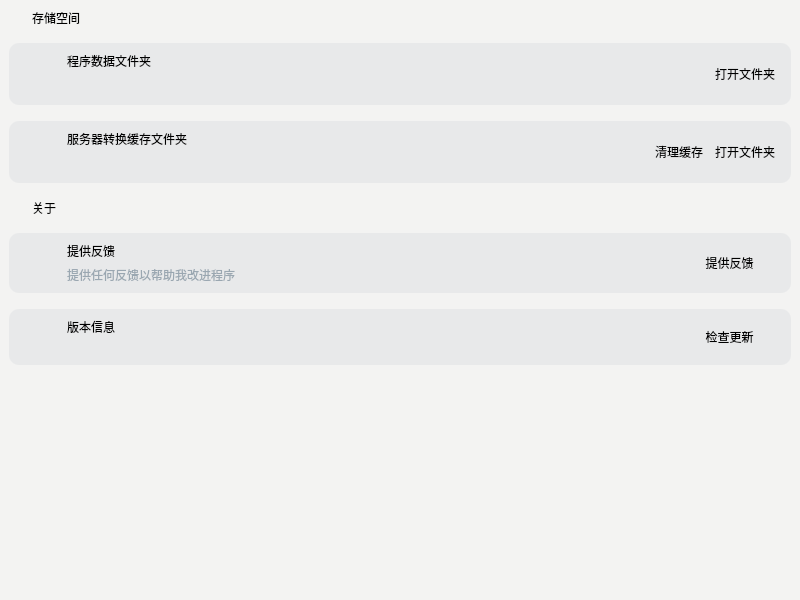
This is app/resource/Pages/setting.ui in animcw/AIYOU as Qt 5 draws it before an edit. The edited form follows.
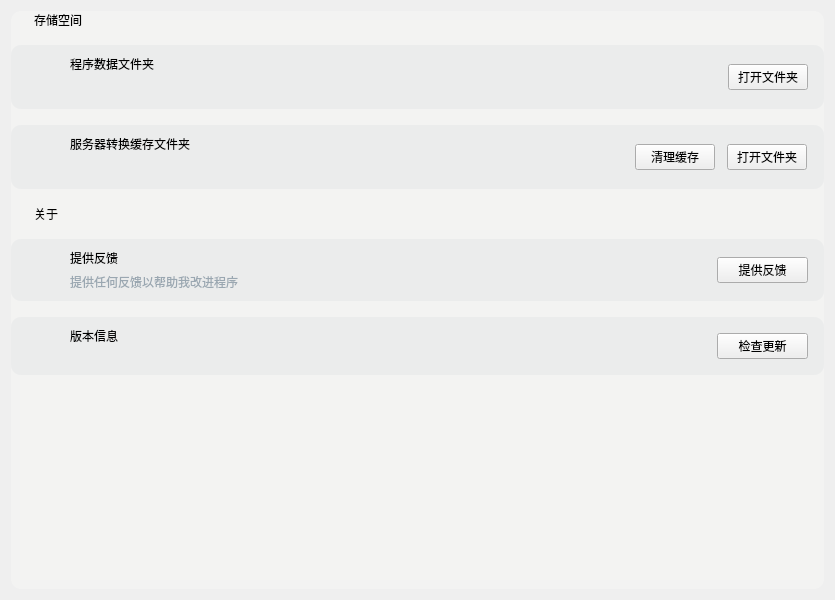
This is the edited form. Icons and pictures are not drawn. Custom widgets are drawn as their Qt base class.

What changed in the file:
```diff
--- a/app/resource/Pages/setting.ui
+++ b/app/resource/Pages/setting.ui
@@ -6,68 +6,23 @@
    <rect>
     <x>0</x>
     <y>0</y>
-    <width>800</width>
+    <width>835</width>
     <height>600</height>
    </rect>
   </property>
   <property name="windowTitle">
    <string>setting</string>
   </property>
-  <layout class="QVBoxLayout" name="verticalLayout_2">
-   <property name="spacing">
-    <number>0</number>
-   </property>
-   <property name="leftMargin">
-    <number>0</number>
-   </property>
-   <property name="topMargin">
-    <number>0</number>
-   </property>
-   <property name="rightMargin">
-    <number>0</number>
-   </property>
-   <property name="bottomMargin">
-    <number>0</number>
-   </property>
-   <item>
-    <widget class="SmoothScrollArea" name="SmoothScrollArea">
-     <property name="styleSheet">
-      <string notr="true">border:none;</string>
-     </property>
-     <property name="verticalScrollBarPolicy">
-      <enum>Qt::ScrollBarAsNeeded</enum>
-     </property>
-     <property name="horizontalScrollBarPolicy">
-      <enum>Qt::ScrollBarAsNeeded</enum>
-     </property>
-     <property name="widgetResizable">
-      <bool>true</bool>
-     </property>
-     <widget class="QWidget" name="scrollAreaWidgetContents">
-      <property name="geometry">
-       <rect>
-        <x>0</x>
-        <y>0</y>
-        <width>800</width>
-        <height>600</height>
-       </rect>
-      </property>
       <property name="styleSheet">
        <string notr="true">QFrame#mainBody{
-	background-color: #f3f3f2
-}
-
-</string>
-      </property>
+	border: 1px soild transparent;
+	border-radius:10px;
+	background-color:#f3f3f2;
+}</string>
+  </property>
+  <layout class="QVBoxLayout" name="verticalLayout_2">
+   <item>
       <widget class="QFrame" name="mainBody">
-       <property name="geometry">
-        <rect>
-         <x>0</x>
-         <y>0</y>
-         <width>800</width>
-         <height>600</height>
-        </rect>
-       </property>
        <property name="styleSheet">
         <string notr="true">QLabel#storageLabel{
 	font: 500 12pt &quot;微软雅黑&quot;;
@@ -80,19 +35,19 @@
 
 QFrame#cacheFolderBox{
 	border-radius:10px;
-	background-color:rgba(107, 121, 142, 20);
+	background-color:rgba(107, 121, 142, 15);
 }
 QFrame#programFolderBox{
 	border-radius:10px;
-	background-color:rgba(107, 121, 142, 20);
+	background-color:rgba(107, 121, 142, 15);
 }
 QFrame#pushIssuesBox{
 	border-radius:10px;
-	background-color:rgba(107, 121, 142, 20);
+	background-color:rgba(107, 121, 142, 15);
 }
 QFrame#aboutBox{
 	border-radius:10px;
-	background-color:rgba(107, 121, 142, 20);
+	background-color:rgba(107, 121, 142, 15);
 }</string>
        </property>
        <property name="frameShape">
@@ -105,6 +60,18 @@
         <property name="spacing">
          <number>16</number>
         </property>
+      <property name="leftMargin">
+       <number>0</number>
+      </property>
+      <property name="topMargin">
+       <number>0</number>
+      </property>
+      <property name="rightMargin">
+       <number>0</number>
+      </property>
+      <property name="bottomMargin">
+       <number>0</number>
+      </property>
         <item>
          <widget class="QLabel" name="storageLabel">
           <property name="minimumSize">
@@ -736,8 +703,6 @@
         </item>
        </layout>
       </widget>
-     </widget>
-    </widget>
    </item>
   </layout>
  </widget>
@@ -747,12 +712,6 @@
    <extends>QPushButton</extends>
    <header>qfluentwidgets</header>
   </customwidget>
-  <customwidget>
-   <class>SmoothScrollArea</class>
-   <extends>QScrollArea</extends>
-   <header>qfluentwidgets</header>
-   <container>1</container>
-  </customwidget>
  </customwidgets>
  <resources>
   <include location="../KUN.qrc"/>
```
Lines whose indentation alone changed are shown as unchanged.
